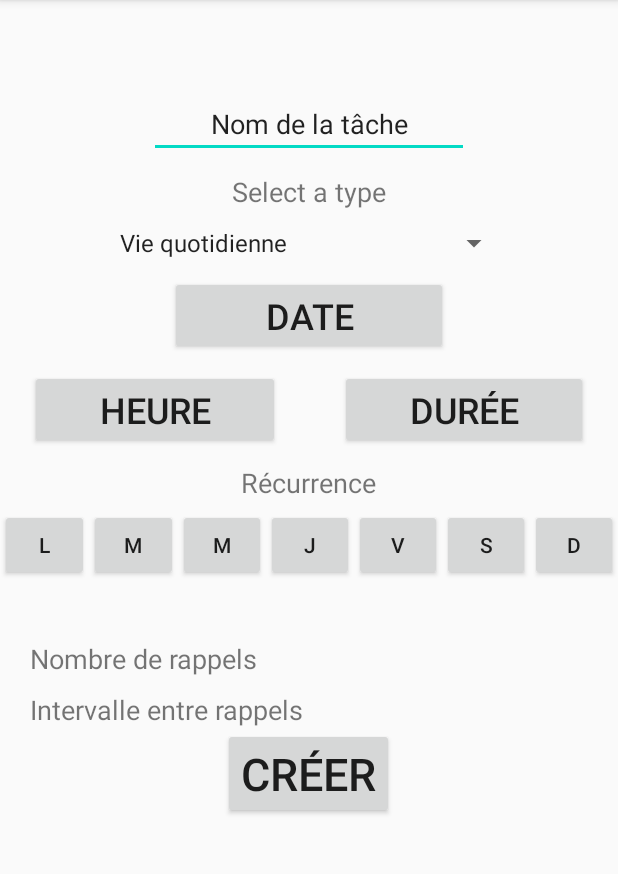
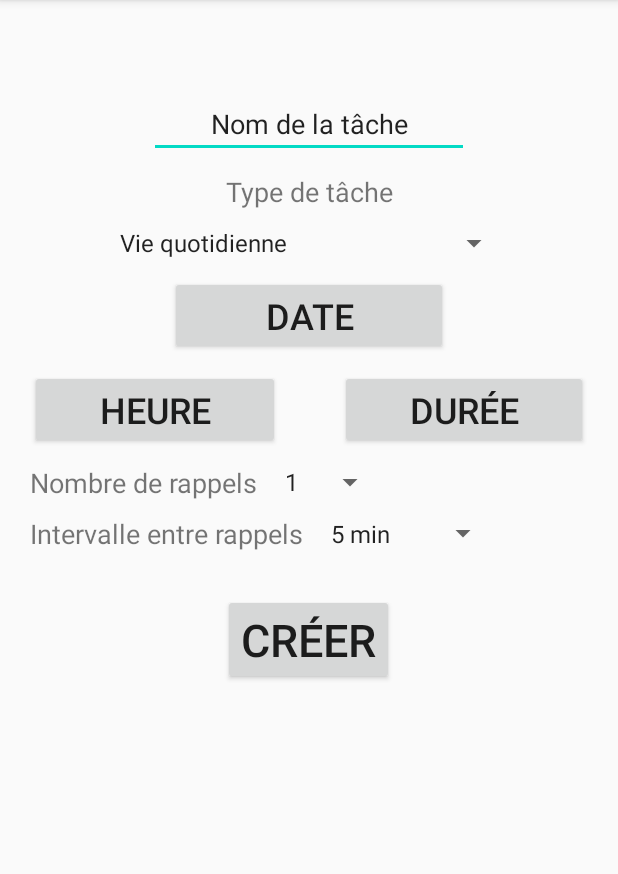
Before and after one commit to HeyCi/Schedule, an Android app: the TaskCreation screen opened directly, with no data from a screen before it, on a phone screen of 412 x 824 dp, the part 84-958 px from its top. Run offline under Robolectric (Android 15) with nearby library versions, the phone set to English and light mode, and no system bars; our stand-ins replace Firebase (no records; nobody signed in at launch, a user with empty details on screens opened directly).

Commit message:
activity taskcreation - visibility on droplist choice

```diff
--- a/app/src/main/java/org/demo/schedule/TaskCreation.java
+++ b/app/src/main/java/org/demo/schedule/TaskCreation.java
@@ -4,6 +4,7 @@ import androidx.appcompat.app.AppCompatActivity;
 
 import android.app.TimePickerDialog;
 import android.view.View;
+import android.widget.AdapterView;
 import android.widget.ArrayAdapter;
 import android.widget.Button;
 
@@ -28,14 +29,37 @@ public class TaskCreation extends AppCompatActivity {
         super.onCreate(savedInstanceState);
         setContentView(R.layout.activity_task_creation);
 
+        bdd = new Database();
+
         // Add a spinner in order to choose the type of the task
-        Spinner spinner = findViewById(R.id.type);
-        ArrayAdapter<CharSequence> adapter = ArrayAdapter.createFromResource(this,
+        Spinner spinner_type = findViewById(R.id.type);
+        ArrayAdapter<CharSequence> adapter_type = ArrayAdapter.createFromResource(this,
                 R.array.task_type, android.R.layout.simple_spinner_item);
-        adapter.setDropDownViewResource(android.R.layout.simple_spinner_dropdown_item);
-        spinner.setAdapter(adapter);
+        adapter_type.setDropDownViewResource(android.R.layout.simple_spinner_dropdown_item);
+        spinner_type.setAdapter(adapter_type);
 
-        bdd = new Database();
+        spinner_type.setOnItemSelectedListener(new AdapterView.OnItemSelectedListener() {
+            @Override
+            public void onItemSelected(AdapterView<?> parent, View view, int position, long id) {
+                switch (position) {
+                    case 0:
+                        findViewById(R.id.linear_dw).setVisibility(View.GONE);
+                        break;
+                    case 1:
+                    case 2:
+                    case 4:
+                    case 5:
+                        findViewById(R.id.linear_dw).setVisibility(View.VISIBLE);
+                        break;
+                    default:
+                }
+            }
+
+            @Override
+            public void onNothingSelected(AdapterView<?> parent) {
+
+            }
+        });
 
 
         // Add a timePicker to choose the hour of the task
@@ -78,6 +102,20 @@ public class TaskCreation extends AppCompatActivity {
             }
         });
 
+        // Add a spinner to choose the number of reminder for the task
+        Spinner spinner_number = findViewById(R.id.num_reminder);
+        ArrayAdapter<CharSequence> adapter_number = ArrayAdapter.createFromResource(this,
+                R.array.number_reminder, android.R.layout.simple_spinner_item);
+        adapter_number.setDropDownViewResource(android.R.layout.simple_spinner_dropdown_item);
+        spinner_number.setAdapter(adapter_number);
+
+        // Add a spinner to choose the number of reminder for the task
+        Spinner spinner_interval = findViewById(R.id.reminder_interval);
+        ArrayAdapter<CharSequence> adapter_interval = ArrayAdapter.createFromResource(this,
+                R.array.interval_of_reminder, android.R.layout.simple_spinner_item);
+        adapter_interval.setDropDownViewResource(android.R.layout.simple_spinner_dropdown_item);
+        spinner_interval.setAdapter(adapter_interval);
+
     }
 
 }
--- a/app/src/main/res/layout/activity_task_creation.xml
+++ b/app/src/main/res/layout/activity_task_creation.xml
@@ -26,7 +26,7 @@
         android:layout_gravity="center"
         android:layout_marginVertical="10dp"
         android:gravity="center"
-        android:text="Select a type"
+        android:text="Type de tâche"
         android:textSize="18sp" />
 
     <Spinner
@@ -74,20 +74,14 @@
             android:textSize="24sp" />
     </LinearLayout>
 
-    <TextView
-        android:id="@+id/textView"
-        android:layout_width="wrap_content"
+    <LinearLayout
+        android:id="@+id/linear_dw"
+        android:layout_width="match_parent"
         android:layout_height="wrap_content"
-        android:layout_gravity="center"
-        android:layout_marginBottom="5dp"
-        android:text="Récurrence"
-        android:textSize="18sp" />
-
-    <LinearLayout
-        android:id="@+id/linearLayout"
-        android:layout_width="match_parent"
-        android:layout_height="87dp"
-        android:orientation="horizontal">
+        android:layout_marginHorizontal="10dp"
+        android:layout_marginBottom="20dp"
+        android:orientation="horizontal"
+        android:visibility="gone">
 
         <Button
             android:id="@+id/button5"
@@ -140,25 +134,37 @@
     </LinearLayout>
 
     <LinearLayout
+        android:id="@+id/linear_nr"
         android:layout_width="match_parent"
         android:layout_height="24dp"
+        android:layout_marginBottom="10dp"
         android:orientation="horizontal"
-        android:layout_marginBottom="10dp">
+        android:visibility="visible">
 
         <TextView
             android:id="@+id/textView3"
             android:layout_width="wrap_content"
             android:layout_height="wrap_content"
             android:layout_marginLeft="20dp"
-            android:layout_weight="1"
             android:text="Nombre de rappels"
             android:textSize="18sp" />
+
+        <Spinner
+            android:id="@+id/num_reminder"
+            android:layout_width="75dp"
+            android:layout_height="match_parent"
+            android:layout_gravity="center"
+            android:layout_marginHorizontal="10dp"
+            android:scrollbarSize="14dp" />
+
     </LinearLayout>
 
     <LinearLayout
+        android:id="@+id/linear_ir"
         android:layout_width="match_parent"
         android:layout_height="wrap_content"
-        android:orientation="horizontal">
+        android:orientation="horizontal"
+        android:visibility="visible">
 
         <TextView
             android:id="@+id/textView2"
@@ -167,6 +173,15 @@
             android:layout_marginLeft="20dp"
             android:text="Intervalle entre rappels"
             android:textSize="18sp" />
+
+        <Spinner
+            android:id="@+id/reminder_interval"
+            android:layout_width="120dp"
+            android:layout_height="match_parent"
+            android:layout_gravity="center"
+            android:layout_marginHorizontal="10dp"
+            android:scrollbarSize="14dp" />
+
     </LinearLayout>
 
     <Button
@@ -174,7 +189,7 @@
         android:layout_width="wrap_content"
         android:layout_height="wrap_content"
         android:layout_gravity="center"
-        android:layout_marginBottom="28dp"
+        android:layout_marginTop="28dp"
         android:text="Créer"
         android:textSize="30sp" />
 
--- a/app/src/main/res/values/task_type_selection.xml
+++ b/app/src/main/res/values/task_type_selection.xml
@@ -1,11 +1,29 @@
 <?xml version="1.0" encoding="utf-8"?>
 <resources>
     <string-array name="task_type">
-        <item>Vie quotidienne</item>
-        <item>Activité scolaire</item>
-        <item>Activité extrascolaire</item>
-        <item>Activité ponctuelle</item>
-        <item>Réveil</item>
-        <item>Tâche butoire</item>
+        <item name="1">Vie quotidienne</item>
+        <item name="2">Activité scolaire</item>
+        <item name="3">Activité extrascolaire</item>
+        <item name="4">Activité ponctuelle</item>
+        <item name="5">Réveil</item>
+        <item name="6">Tâche butoire</item>
     </string-array>
+
+    <string-array name="number_reminder">
+        <item>1</item>
+        <item>2</item>
+        <item>3</item>
+        <item>4</item>
+        <item>5</item>
+        <item>6</item>
+    </string-array>
+
+    <string-array name="interval_of_reminder">
+        <item>5 min</item>
+        <item>10 min</item>
+        <item>20 min</item>
+        <item>30 min</item>
+    </string-array>
+
+
 </resources>
```
Also changed, not shown: 1 other file.
